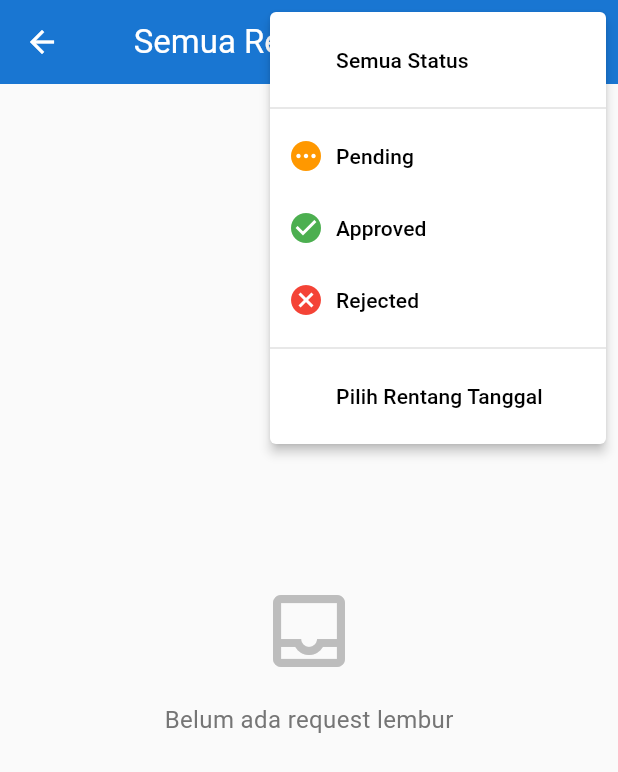
After one commit to fanorama/overtime-app, a Flutter app: the ManagerRequestListScreen screen opened directly, after a tap on the "filter alt" icon, on a phone screen of 412 x 824 dp. The commit adds this screen. Shown: the top 772 px of the screen. Run offline on Flutter 3.47's test engine with Material 3 defaults, Android fonts, the phone set to English and light mode, and no system bars; our stand-ins replace cloud_firestore, firebase_auth, firebase_core, flutter_riverpod; accounts and stored records are empty.

Commit message:
✨ feat(overtime): add manager approval workflow with rejection dialog
Menambahkan fitur approval overtime untuk manager dengan UI lengkap.

Implementation:
- Tambah ManagerRequestListScreen untuk list semua pending requests
- Tambah floating action buttons (Approve/Reject) di OvertimeDetailScreen
  untuk manager pada pending requests
- Tambah RejectionReasonDialog untuk input alasan penolakan
- Tambah "Approval" tab di AppNavigation untuk akses cepat ke requests

Impact:
- Manager dapat melihat semua pending requests dalam satu screen
- Manager dapat approve/reject langsung dari detail screen
- Rejection wajib disertai alasan yang akan disimpan di request

```diff
--- /dev/null
+++ b/lib/features/overtime/presentation/screens/manager_request_list_screen.dart
@@ -0,0 +1,378 @@
+import 'package:flutter/material.dart';
+import 'package:flutter_riverpod/flutter_riverpod.dart';
+import 'package:intl/intl.dart';
+import '../../../../core/constants/app_constants.dart';
+import '../providers/overtime_provider.dart';
+import '../widgets/overtime_card.dart';
+import 'overtime_detail_screen.dart';
+
+/// Screen untuk manager melihat semua overtime requests dari karyawan
+class ManagerRequestListScreen extends ConsumerStatefulWidget {
+  const ManagerRequestListScreen({super.key});
+
+  @override
+  ConsumerState<ManagerRequestListScreen> createState() => _ManagerRequestListScreenState();
+}
+
+class _ManagerRequestListScreenState extends ConsumerState<ManagerRequestListScreen> {
+  String? _selectedStatus;
+  DateTime? _startDate;
+  DateTime? _endDate;
+
+  @override
+  Widget build(BuildContext context) {
+    // Build filter params untuk manager (tanpa userId filter)
+    final filterParams = OvertimeFilterParams(
+      status: _selectedStatus,
+      startDate: _startDate,
+      endDate: _endDate,
+    );
+
+    final overtimeRequestsAsync = _startDate != null && _endDate != null
+        ? ref.watch(filteredOvertimeRequestsStreamProvider(filterParams))
+        : _selectedStatus != null
+            ? ref.watch(overtimeRequestsByStatusStreamProvider(_selectedStatus!))
+            : ref.watch(allOvertimeRequestsStreamProvider);
+
+    return Scaffold(
+      appBar: AppBar(
+        title: const Text('Semua Request Lembur'),
+        actions: [
+          // Filter button
+          PopupMenuButton<String>(
+            icon: Icon(
+              _selectedStatus != null || _startDate != null
+                  ? Icons.filter_alt
+                  : Icons.filter_alt_outlined,
+            ),
+            onSelected: (value) {
+              if (value == 'clear') {
+                setState(() {
+                  _selectedStatus = null;
+                  _startDate = null;
+                  _endDate = null;
+                });
+              } else if (value == 'date_range') {
+                _showDateRangePicker();
+              } else {
+                setState(() {
+                  _selectedStatus = value == 'all' ? null : value;
+                });
+              }
+            },
+            itemBuilder: (context) => [
+              const PopupMenuItem(
+                value: 'all',
+                child: Row(
+                  children: [
+                    Icon(Icons.all_inclusive),
+                    SizedBox(width: 8),
+                    Text('Semua Status'),
+                  ],
+                ),
+              ),
+              const PopupMenuDivider(),
+              const PopupMenuItem(
+                value: AppConstants.statusPending,
+                child: Row(
+                  children: [
+                    Icon(Icons.pending, color: Colors.orange),
+                    SizedBox(width: 8),
+                    Text('Pending'),
+                  ],
+                ),
+              ),
+              const PopupMenuItem(
+                value: AppConstants.statusApproved,
+                child: Row(
+                  children: [
+                    Icon(Icons.check_circle, color: Colors.green),
+                    SizedBox(width: 8),
+                    Text('Approved'),
+                  ],
+                ),
+              ),
+              const PopupMenuItem(
+                value: AppConstants.statusRejected,
+                child: Row(
+                  children: [
+                    Icon(Icons.cancel, color: Colors.red),
+                    SizedBox(width: 8),
+                    Text('Rejected'),
+                  ],
+                ),
+              ),
+              const PopupMenuDivider(),
+              const PopupMenuItem(
+                value: 'date_range',
+                child: Row(
+                  children: [
+                    Icon(Icons.date_range),
+                    SizedBox(width: 8),
+                    Text('Pilih Rentang Tanggal'),
+                  ],
+                ),
+              ),
+              if (_selectedStatus != null || _startDate != null) ...[
+                const PopupMenuDivider(),
+                const PopupMenuItem(
+                  value: 'clear',
+                  child: Row(
+                    children: [
+                      Icon(Icons.clear, color: Colors.red),
+                      SizedBox(width: 8),
+                      Text('Hapus Filter'),
+                    ],
+                  ),
+                ),
+              ],
+            ],
+          ),
+        ],
+      ),
+      body: Column(
+        children: [
+          // Show active filters
+          if (_selectedStatus != null || _startDate != null)
+            Container(
+              padding: const EdgeInsets.all(12),
+              color: Theme.of(context).primaryColor.withOpacity(0.1),
+              child: Row(
+                children: [
+                  const Icon(Icons.filter_alt, size: 16),
+                  const SizedBox(width: 8),
+                  Expanded(
+                    child: Wrap(
+                      spacing: 8,
+                      runSpacing: 4,
+                      children: [
+                        if (_selectedStatus != null)
+                          Chip(
+                            label: Text(
+                              _selectedStatus!,
+                              style: const TextStyle(fontSize: 12),
+                            ),
+                            deleteIcon: const Icon(Icons.close, size: 16),
+                            onDeleted: () {
+                              setState(() => _selectedStatus = null);
+                            },
+                          ),
+                        if (_startDate != null && _endDate != null)
+                          Chip(
+                            label: Text(
+                              '${DateFormat('dd/MM').format(_startDate!)} - ${DateFormat('dd/MM').format(_endDate!)}',
+                              style: const TextStyle(fontSize: 12),
+                            ),
+                            deleteIcon: const Icon(Icons.close, size: 16),
+                            onDeleted: () {
+                              setState(() {
+                                _startDate = null;
+                                _endDate = null;
+                              });
+                            },
+                          ),
+                      ],
+                    ),
+                  ),
+                ],
+              ),
+            ),
+
+          // Pending requests counter (highlight)
+          if (_selectedStatus == null || _selectedStatus == AppConstants.statusPending)
+            _buildPendingCounter(),
+
+          // List of overtime requests
+          Expanded(
+            child: overtimeRequestsAsync.when(
+              data: (requests) {
+                if (requests.isEmpty) {
+                  return Center(
+                    child: Column(
+                      mainAxisAlignment: MainAxisAlignment.center,
+                      children: [
+                        Icon(
+                          Icons.inbox_outlined,
+                          size: 64,
+                          color: Colors.grey.shade400,
+                        ),
+                        const SizedBox(height: 16),
+                        Text(
+                          _selectedStatus != null || _startDate != null
+                              ? 'Tidak ada data sesuai filter'
+                              : 'Belum ada request lembur',
+                          style: TextStyle(
+                            color: Colors.grey.shade600,
+                            fontSize: 16,
+                          ),
+                        ),
+                      ],
+                    ),
+                  );
+                }
+
+                return RefreshIndicator(
+                  onRefresh: () async {
+                    // Refresh data by invalidating the provider
+                    ref.invalidate(filteredOvertimeRequestsStreamProvider);
+                    ref.invalidate(allOvertimeRequestsStreamProvider);
+                    ref.invalidate(overtimeRequestsByStatusStreamProvider);
+                  },
+                  child: ListView.builder(
+                    itemCount: requests.length,
+                    itemBuilder: (context, index) {
+                      final request = requests[index];
+                      return OvertimeCard(
+                        request: request,
+                        showEmployeeName: true, // Show employee name untuk manager
+                        onTap: () {
+                          Navigator.push(
+                            context,
+                            MaterialPageRoute(
+                              builder: (context) => OvertimeDetailScreen(
+                                requestId: request.id,
+                              ),
+                            ),
+                          );
+                        },
+                      );
+                    },
+                  ),
+                );
+              },
+              loading: () => const Center(
+                child: CircularProgressIndicator(),
+              ),
+              error: (error, stack) => Center(
+                child: Column(
+                  mainAxisAlignment: MainAxisAlignment.center,
+                  children: [
+                    Icon(
+                      Icons.error_outline,
+                      size: 64,
+                      color: Colors.red.shade300,
+                    ),
+                    const SizedBox(height: 16),
+                    Text(
+                      'Terjadi kesalahan',
+                      style: TextStyle(
+                        color: Colors.red.shade700,
+                        fontSize: 16,
+                        fontWeight: FontWeight.bold,
+                      ),
+                    ),
+                    const SizedBox(height: 8),
+                    Padding(
+                      padding: const EdgeInsets.symmetric(horizontal: 32),
+                      child: Text(
+                        error.toString(),
+                        textAlign: TextAlign.center,
+                        style: const TextStyle(color: Colors.grey),
+                      ),
+                    ),
+                    const SizedBox(height: 16),
+                    ElevatedButton.icon(
+                      onPressed: () {
+                        ref.invalidate(filteredOvertimeRequestsStreamProvider);
+                        ref.invalidate(allOvertimeRequestsStreamProvider);
+                        ref.invalidate(overtimeRequestsByStatusStreamProvider);
+                      },
+                      icon: const Icon(Icons.refresh),
+                      label: const Text('Coba Lagi'),
+                    ),
+                  ],
+                ),
+              ),
+            ),
+          ),
+        ],
+      ),
+    );
+  }
+
+  /// Widget untuk menampilkan jumlah pending requests
+  Widget _buildPendingCounter() {
+    final pendingRequestsAsync = ref.watch(pendingOvertimeRequestsStreamProvider);
+
+    return pendingRequestsAsync.when(
+      data: (requests) {
+        if (requests.isEmpty) return const SizedBox.shrink();
+
+        return Container(
+          padding: const EdgeInsets.symmetric(horizontal: 16, vertical: 12),
+          color: Colors.orange.shade50,
+          child: Row(
+            children: [
+              Container(
+                padding: const EdgeInsets.all(8),
+                decoration: BoxDecoration(
+                  color: Colors.orange,
+                  borderRadius: BorderRadius.circular(8),
+                ),
+                child: const Icon(
+                  Icons.pending_actions,
+                  color: Colors.white,
+                  size: 20,
+                ),
+              ),
+              const SizedBox(width: 12),
+              Expanded(
+                child: Column(
+                  crossAxisAlignment: CrossAxisAlignment.start,
+                  children: [
+                    Text(
+                      '${requests.length} Request Menunggu Approval',
+                      style: const TextStyle(
+                        fontSize: 14,
+                        fontWeight: FontWeight.bold,
+                        color: Colors.orange,
+                      ),
+                    ),
+                    Text(
+                      'Klik untuk filter pending requests',
+                      style: TextStyle(
+                        fontSize: 12,
+                        color: Colors.grey.shade700,
+                      ),
+                    ),
+                  ],
+                ),
+              ),
+              if (_selectedStatus != AppConstants.statusPending)
+                IconButton(
+                  icon: const Icon(Icons.arrow_forward, color: Colors.orange),
+                  onPressed: () {
+                    setState(() {
+                      _selectedStatus = AppConstants.statusPending;
+                      _startDate = null;
+                      _endDate = null;
+                    });
+                  },
+                ),
+            ],
+          ),
+        );
+      },
+      loading: () => const SizedBox.shrink(),
+      error: (_, __) => const SizedBox.shrink(),
+    );
+  }
+
+  Future<void> _showDateRangePicker() async {
+    final picked = await showDateRangePicker(
+      context: context,
+      firstDate: DateTime(2020),
+      lastDate: DateTime.now().add(const Duration(days: 365)),
+      initialDateRange: _startDate != null && _endDate != null
+          ? DateTimeRange(start: _startDate!, end: _endDate!)
+          : null,
+    );
+
+    if (picked != null) {
+      setState(() {
+        _startDate = picked.start;
+        _endDate = picked.end;
+      });
+    }
+  }
+}
```
Also changed, not shown: lib/core/navigation/app_navigation.dart (+7 -1 lines), lib/features/overtime/presentation/screens/overtime_detail_screen.dart (+156 -0 lines), lib/features/overtime/presentation/widgets/rejection_reason_dialog.dart (added, +85 -0 lines).
